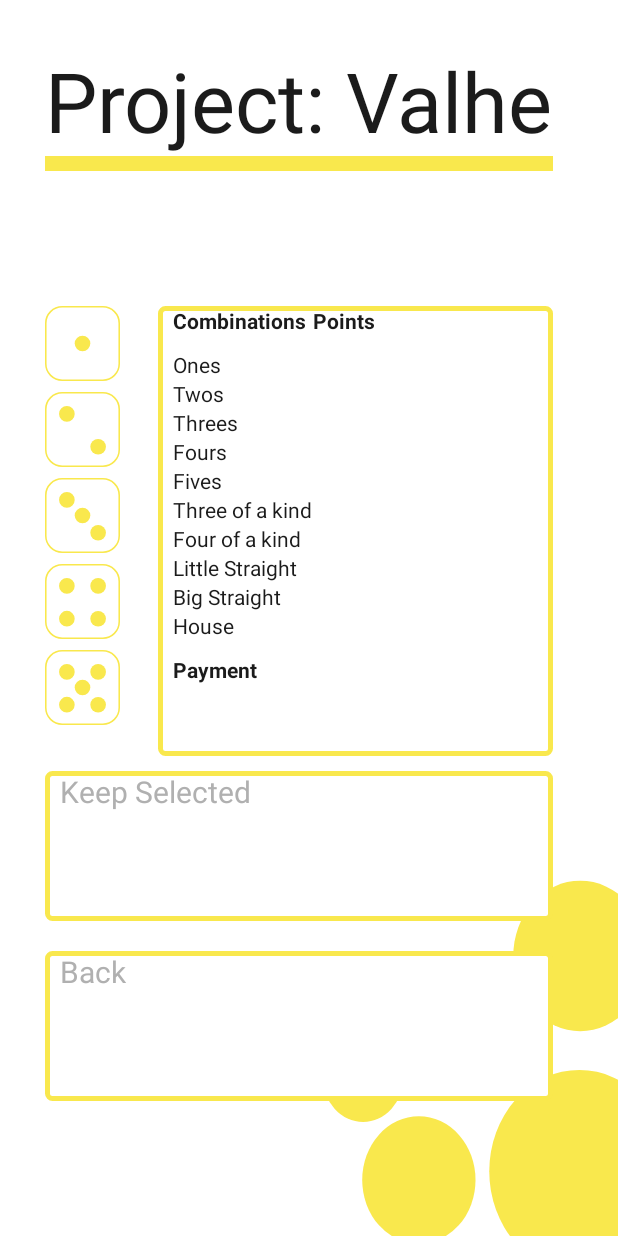
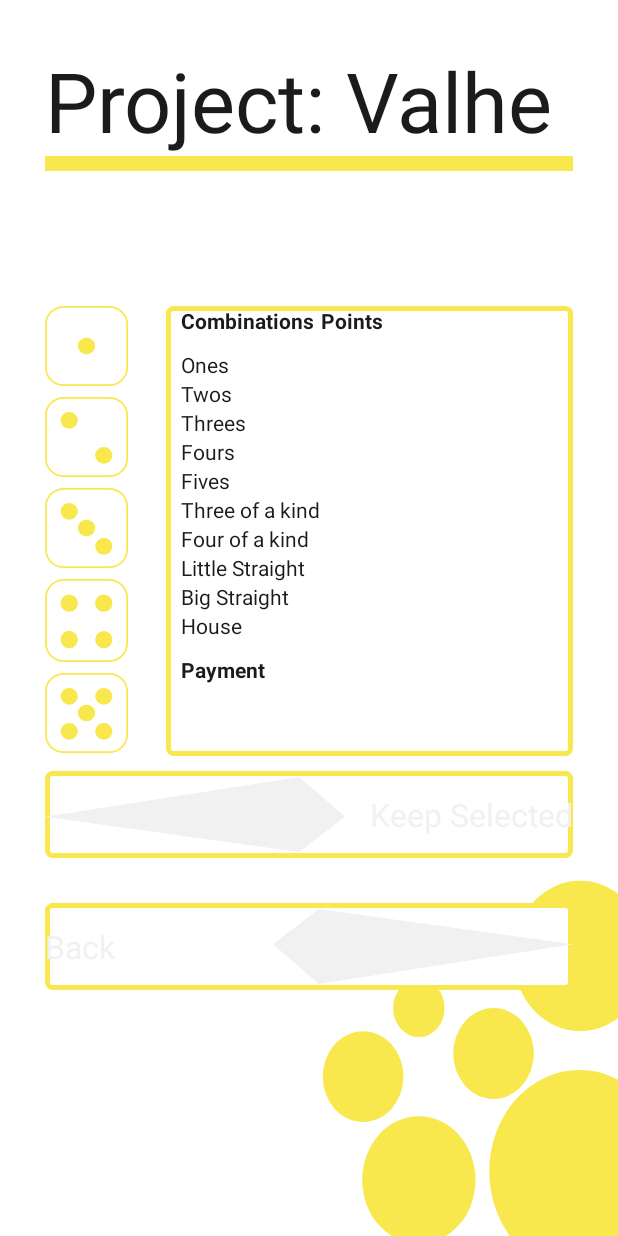
Before and after one commit to JyotsnaGorle/MIS_Final_Project, an Android app: the fragment StartGame placed in its activity, on a phone screen of 412 x 824 dp. Run offline under Robolectric (Android 15) with nearby library versions, the light colour scheme and no system bars.

Commit message:
update UI with arrows

```diff
--- a/app/src/main/java/com/example/project_valhe/Information.java
+++ b/app/src/main/java/com/example/project_valhe/Information.java
@@ -11,11 +11,12 @@ import android.view.View;
 import android.view.ViewGroup;
 import android.widget.CompoundButton;
 import android.widget.LinearLayout;
+import android.widget.RelativeLayout;
 import android.widget.Switch;
 
 public class Information extends Fragment {
 
-   private LinearLayout back;
+   private RelativeLayout back;
    private int[] downArray;
    private int downIndex;
 
@@ -32,7 +33,7 @@ public class Information extends Fragment {
 
    private void configureBack(View view){
 
-      back = view.findViewById(R.id.information_back);
+      back = (RelativeLayout) view.findViewById(R.id.information_back);
       back.setOnTouchListener(new View.OnTouchListener() {
          @Override
          public boolean onTouch(View v, MotionEvent event) {
--- a/app/src/main/java/com/example/project_valhe/SelectedGame.java
+++ b/app/src/main/java/com/example/project_valhe/SelectedGame.java
@@ -18,6 +18,7 @@ import android.widget.Button;
 import android.widget.CompoundButton;
 import android.widget.EditText;
 import android.widget.LinearLayout;
+import android.widget.RelativeLayout;
 import android.widget.Spinner;
 import android.widget.Switch;
 import java.text.SimpleDateFormat;
@@ -27,8 +28,8 @@ import java.util.concurrent.TimeUnit;
 
 public class SelectedGame extends Fragment implements SensorEventListener {
 
-   private LinearLayout back;
-   private LinearLayout done;
+   private RelativeLayout back;
+   private RelativeLayout done;
    private EditText calPoint;
    private Spinner spinner;
    private int[] rightArray;
--- a/app/src/main/java/com/example/project_valhe/StartGame.java
+++ b/app/src/main/java/com/example/project_valhe/StartGame.java
@@ -26,6 +26,7 @@ import android.widget.Button;
 import android.widget.CompoundButton;
 import android.widget.ImageView;
 import android.widget.LinearLayout;
+import android.widget.RelativeLayout;
 import android.widget.TableLayout;
 import android.widget.TextView;
 import android.widget.Toast;
@@ -215,18 +216,18 @@ public class StartGame extends Fragment implements SensorEventListener{
    private void configureRounds(View view){
       if(round == done)
       {
-         LinearLayout select = view.findViewById(R.id.selected);
+         RelativeLayout select = view.findViewById(R.id.selected);
          select.setBackgroundColor(Color.GREEN);
 
          TextView text = view.findViewById(R.id.selectedText);
-         text.setText("Done! Fnd Results");
+         text.setText("Done! Find results");
 
       }
    }
 
    private void configurePlay(View view){
 
-      LinearLayout select = view.findViewById(R.id.selected);
+      RelativeLayout select = view.findViewById(R.id.selected);
       select.setOnTouchListener(new View.OnTouchListener() {
          @Override
          public boolean onTouch(View v, MotionEvent event) {
@@ -267,7 +268,7 @@ public class StartGame extends Fragment implements SensorEventListener{
 
    private void configureBack(View view){
 
-      LinearLayout back = view.findViewById(R.id.back);
+      RelativeLayout back = view.findViewById(R.id.back);
       back.setOnTouchListener(new View.OnTouchListener() {
          @Override
          public boolean onTouch(View v, MotionEvent event) {
--- /dev/null
+++ b/app/src/main/res/drawable/back_arrow.xml
@@ -0,0 +1,4 @@
+<vector android:height="154dp" android:viewportHeight="154.098"
+    android:viewportWidth="462.097" android:width="462dp" xmlns:android="http://schemas.android.com/apk/res/android">
+    <path android:fillColor="#f1f1f1" android:pathData="M70.49,0l-70.489,72.448 70.489,81.65 391.608,-81.65Z"/>
+</vector>
--- /dev/null
+++ b/app/src/main/res/drawable/forward_arrow.xml
@@ -0,0 +1,4 @@
+<vector android:height="154dp" android:viewportHeight="154.098"
+    android:viewportWidth="462.097" android:width="462dp" xmlns:android="http://schemas.android.com/apk/res/android">
+    <path android:fillColor="#f1f1f1" android:pathData="M391.608,154.098l70.489,-72.448 -70.489,-81.65 -391.608,81.65Z"/>
+</vector>
--- a/app/src/main/res/layout/fragment_start_game.xml
+++ b/app/src/main/res/layout/fragment_start_game.xml
@@ -56,8 +56,8 @@
 
                             <ImageView
                                 android:id="@+id/dice1"
-                                android:layout_width="50sp"
-                                android:layout_height="50sp"
+                                android:layout_width="53sp"
+                                android:layout_height="53sp"
                                 android:layout_marginBottom="7.5sp"
                                 android:background="@drawable/my_dice1"
                                 android:tag="0" />
@@ -68,8 +68,8 @@
                             android:layout_height="match_parent">
                             <ImageView
                                 android:id="@+id/dice2"
-                                android:layout_width="50sp"
-                                android:layout_height="50sp"
+                                android:layout_width="53sp"
+                                android:layout_height="53sp"
                                 android:background="@drawable/my_dice2"
                                 android:layout_marginBottom="7.5sp"
                                 android:tag="1" />
@@ -81,8 +81,8 @@
                             android:layout_height="match_parent">
                             <ImageView
                                 android:id="@+id/dice3"
-                                android:layout_width="50sp"
-                                android:layout_height="50sp"
+                                android:layout_width="53sp"
+                                android:layout_height="53sp"
                                 android:background="@drawable/my_dice3"
                                 android:layout_marginBottom="7.5sp"
                                 android:tag="2"/>
@@ -92,8 +92,8 @@
                             android:layout_height="match_parent">
                             <ImageView
                                 android:id="@+id/dice4"
-                                android:layout_width="50sp"
-                                android:layout_height="50sp"
+                                android:layout_width="55sp"
+                                android:layout_height="55sp"
                                 android:background="@drawable/my_dice4"
                                 android:layout_marginBottom="7.5sp"
                                 android:tag="3"/>
@@ -103,8 +103,8 @@
                             android:layout_height="match_parent">
                             <ImageView
                                 android:id="@+id/dice5"
-                                android:layout_width="50sp"
-                                android:layout_height="50sp"
+                                android:layout_width="53sp"
+                                android:layout_height="53sp"
                                 android:background="@drawable/my_dice5"
                                 android:tag="4"/>
                         </TableRow>
@@ -355,40 +355,69 @@
             </LinearLayout>
         </TableRow>
         <TableRow
-            android:layout_marginBottom="20sp">
+            android:layout_marginBottom="30sp"
+            android:layout_width="wrap_content"
+            android:layout_height="wrap_content">
 
-            <LinearLayout
-                android:id="@+id/selected"
+            <RelativeLayout
+                android:background="@drawable/my_layout"
+                android:layout_width="wrap_content"
+                android:layout_height="wrap_content"
+                android:id="@+id/selected">
+
+                <ImageView
+                    android:layout_width="200dp"
+                    android:layout_height="50dp"
+                    android:layout_marginTop="4sp"
+                    android:layout_marginBottom="4sp"
+                    android:layout_alignParentLeft="false"
+                    android:layout_alignParentEnd="false"
+                    android:layout_alignParentBottom="false"
+                    android:background="@drawable/forward_arrow" />
+
+                <TextView
+                    android:layout_width="wrap_content"
+                    android:layout_height="wrap_content"
+                    android:layout_alignParentRight="true"
+                    android:text="@string/keepSelected"
+                    android:layout_marginLeft="2sp"
+                    android:textColor="#F1F1F1"
+                    android:layout_centerVertical="true"
+                    android:gravity="center"
+                    android:textSize="21sp" />
+            </RelativeLayout>
+
+
+        </TableRow>
+        <TableRow>
+            <RelativeLayout
+                android:background="@drawable/my_layout"
                 android:layout_width="fill_parent"
                 android:layout_height="fill_parent"
-                android:background="@drawable/my_button"
-                android:orientation="vertical">
-            <TextView
-                android:id="@+id/selectedText"
-                android:layout_width="fill_parent"
-                android:layout_height="100sp"
-                android:layout_marginStart="10sp"
-                android:text="@string/keepSelected"
-                android:textColor="@color/secondaryTextColor"
-                android:textSize="20sp" />
-            </LinearLayout>
-        </TableRow>
-        <TableRow>
-            <LinearLayout
-                android:id="@+id/back"
-                android:layout_width="fill_parent"
-                android:layout_height="fill_parent"
-                android:background="@drawable/my_layout"
-                android:orientation="vertical">
+                android:id="@+id/back">
+
+                <ImageView
+                    android:layout_width="200dp"
+                    android:layout_height="50dp"
+                    android:layout_alignParentLeft="false"
+
+                    android:layout_alignParentEnd="true"
+                    android:layout_alignParentBottom="false"
+                    android:layout_marginTop="4sp"
+                    android:layout_marginBottom="4sp"
+                    android:background="@drawable/back_arrow" />
 
                 <TextView
-                    android:layout_width="fill_parent"
-                    android:layout_height="100sp"
-                    android:layout_marginStart="10sp"
+                    android:id="@+id/selectedText"
+                    android:layout_width="wrap_content"
+                    android:layout_height="wrap_content"
                     android:text="@string/back"
-                    android:textColor="@color/secondaryTextColor"
-                    android:textSize="20sp" />
-            </LinearLayout>
+                    android:layout_marginRight="2sp"
+                    android:textColor="#F1F1F1"
+                    android:layout_centerVertical="true"
+                    android:gravity="center"
+                    android:textSize="21sp" />
+            </RelativeLayout>
         </TableRow>
     </TableLayout>
 </FrameLayout>
```
Also changed, not shown: app/src/main/java/com/example/project_valhe/SecondScreen.java (+5 -4 lines), app/src/main/res/layout/fragment_information.xml (+23 -12 lines), app/src/main/res/layout/fragment_second_screen.xml (+50 -25 lines), app/src/main/res/layout/fragment_selected_game.xml (+55 -27 lines).
